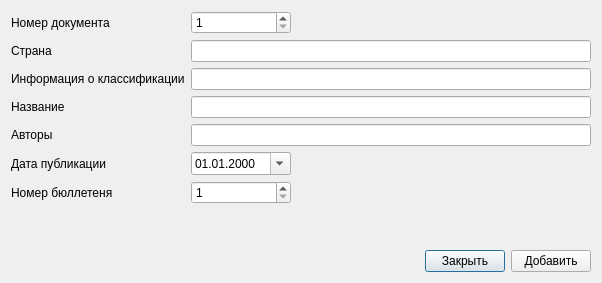
Old version of the form sources/refpatentdialog.ui in the repository pa23/biblref.
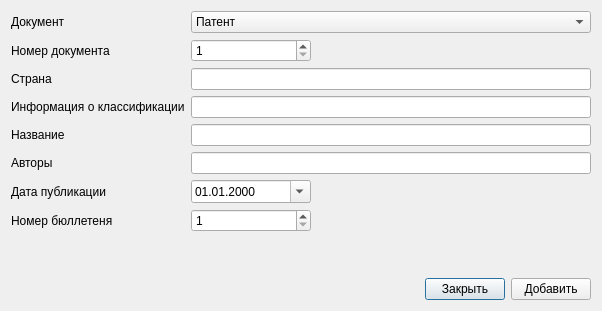
New version of the form. Icons and pictures are not drawn.

Commit message: v1.1.2 Improvements in Patent dialog.

Diff of the .ui file:
```diff
--- a/sources/refpatentdialog.ui
+++ b/sources/refpatentdialog.ui
@@ -6,8 +6,8 @@
    <rect>
     <x>0</x>
     <y>0</y>
-    <width>637</width>
-    <height>293</height>
+    <width>665</width>
+    <height>335</height>
    </rect>
   </property>
   <property name="windowTitle">
@@ -23,26 +23,57 @@
    </property>
    <item>
     <layout class="QGridLayout" name="gridLayout">
-     <item row="0" column="0">
+     <item row="1" column="0">
       <widget class="QLabel" name="label_10">
        <property name="text">
         <string>Номер документа</string>
        </property>
       </widget>
      </item>
-     <item row="0" column="1">
+     <item row="4" column="0">
+      <widget class="QLabel" name="label">
+       <property name="text">
+        <string>Название</string>
+       </property>
+      </widget>
+     </item>
+     <item row="6" column="0">
+      <widget class="QLabel" name="label_8">
+       <property name="text">
+        <string>Дата публикации</string>
+       </property>
+      </widget>
+     </item>
+     <item row="3" column="1">
+      <widget class="QLineEdit" name="lineEdit_classification">
+       <property name="minimumSize">
+        <size>
+         <width>400</width>
+         <height>0</height>
+        </size>
+       </property>
+      </widget>
+     </item>
+     <item row="5" column="0">
+      <widget class="QLabel" name="label_3">
+       <property name="text">
+        <string>Авторы</string>
+       </property>
+      </widget>
+     </item>
+     <item row="1" column="1">
       <layout class="QHBoxLayout" name="horizontalLayout_4">
        <item>
         <widget class="QSpinBox" name="spinBox_docnumber">
          <property name="minimumSize">
           <size>
-           <width>100</width>
+           <width>120</width>
            <height>0</height>
           </size>
          </property>
          <property name="maximumSize">
           <size>
-           <width>100</width>
+           <width>120</width>
            <height>16777215</height>
           </size>
          </property>
@@ -75,65 +106,31 @@
        </item>
       </layout>
      </item>
-     <item row="1" column="0">
+     <item row="4" column="1">
+      <widget class="QLineEdit" name="lineEdit_title">
+       <property name="minimumSize">
+        <size>
+         <width>400</width>
+         <height>0</height>
+        </size>
+       </property>
+      </widget>
+     </item>
+     <item row="2" column="0">
       <widget class="QLabel" name="label_2">
        <property name="text">
         <string>Страна</string>
        </property>
       </widget>
      </item>
-     <item row="1" column="1">
-      <widget class="QLineEdit" name="lineEdit_country">
-       <property name="minimumSize">
-        <size>
-         <width>400</width>
-         <height>0</height>
-        </size>
-       </property>
-      </widget>
-     </item>
-     <item row="2" column="0">
-      <widget class="QLabel" name="label_5">
+     <item row="7" column="0">
+      <widget class="QLabel" name="label_9">
        <property name="text">
-        <string>Информация о классификации</string>
+        <string>Номер бюллетеня</string>
        </property>
       </widget>
      </item>
-     <item row="2" column="1">
-      <widget class="QLineEdit" name="lineEdit_classification">
-       <property name="minimumSize">
-        <size>
-         <width>400</width>
-         <height>0</height>
-        </size>
-       </property>
-      </widget>
-     </item>
-     <item row="3" column="0">
-      <widget class="QLabel" name="label">
-       <property name="text">
-        <string>Название</string>
-       </property>
-      </widget>
-     </item>
-     <item row="3" column="1">
-      <widget class="QLineEdit" name="lineEdit_title">
-       <property name="minimumSize">
-        <size>
-         <width>400</width>
-         <height>0</height>
-        </size>
-       </property>
-      </widget>
-     </item>
-     <item row="4" column="0">
-      <widget class="QLabel" name="label_3">
-       <property name="text">
-        <string>Авторы</string>
-       </property>
-      </widget>
-     </item>
-     <item row="4" column="1">
+     <item row="5" column="1">
       <widget class="QLineEdit" name="lineEdit_authors">
        <property name="minimumSize">
         <size>
@@ -147,26 +144,19 @@
        </property>
       </widget>
      </item>
-     <item row="5" column="0">
-      <widget class="QLabel" name="label_8">
-       <property name="text">
-        <string>Дата публикации</string>
-       </property>
-      </widget>
-     </item>
-     <item row="5" column="1">
+     <item row="6" column="1">
       <layout class="QHBoxLayout" name="horizontalLayout_6">
        <item>
         <widget class="QDateEdit" name="dateEdit">
          <property name="minimumSize">
           <size>
-           <width>100</width>
+           <width>120</width>
            <height>0</height>
           </size>
          </property>
          <property name="maximumSize">
           <size>
-           <width>100</width>
+           <width>120</width>
            <height>16777215</height>
           </size>
          </property>
@@ -193,26 +183,19 @@
        </item>
       </layout>
      </item>
-     <item row="6" column="0">
-      <widget class="QLabel" name="label_9">
-       <property name="text">
-        <string>Номер бюллетеня</string>
-       </property>
-      </widget>
-     </item>
-     <item row="6" column="1">
+     <item row="7" column="1">
       <layout class="QHBoxLayout" name="horizontalLayout_5">
        <item>
         <widget class="QSpinBox" name="spinBox_bullnumber">
          <property name="minimumSize">
           <size>
-           <width>100</width>
+           <width>120</width>
            <height>0</height>
           </size>
          </property>
          <property name="maximumSize">
           <size>
-           <width>100</width>
+           <width>120</width>
            <height>16777215</height>
           </size>
          </property>
@@ -242,6 +225,47 @@
        </item>
       </layout>
      </item>
+     <item row="2" column="1">
+      <widget class="QLineEdit" name="lineEdit_country">
+       <property name="minimumSize">
+        <size>
+         <width>400</width>
+         <height>0</height>
+        </size>
+       </property>
+      </widget>
+     </item>
+     <item row="3" column="0">
+      <widget class="QLabel" name="label_5">
+       <property name="text">
+        <string>Информация о классификации</string>
+       </property>
+      </widget>
+     </item>
+     <item row="0" column="0">
+      <widget class="QLabel" name="label_4">
+       <property name="text">
+        <string>Документ</string>
+       </property>
+      </widget>
+     </item>
+     <item row="0" column="1">
+      <widget class="QComboBox" name="comboBox_doctype">
+       <property name="currentIndex">
+        <number>0</number>
+       </property>
+       <item>
+        <property name="text">
+         <string>Патент</string>
+        </property>
+       </item>
+       <item>
+        <property name="text">
+         <string>Полезная модель</string>
+        </property>
+       </item>
+      </widget>
+     </item>
     </layout>
    </item>
    <item>
```
Left out of the diff: 1 changed line with no effect on the pictures. The commit also changes 6 other files.
